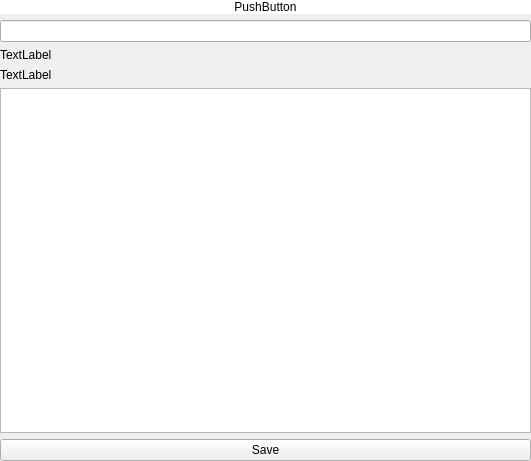
This is src/entry_info_tab.ui in wensheng/refio-desktop as Qt 5 draws it before an edit. The edited form follows.
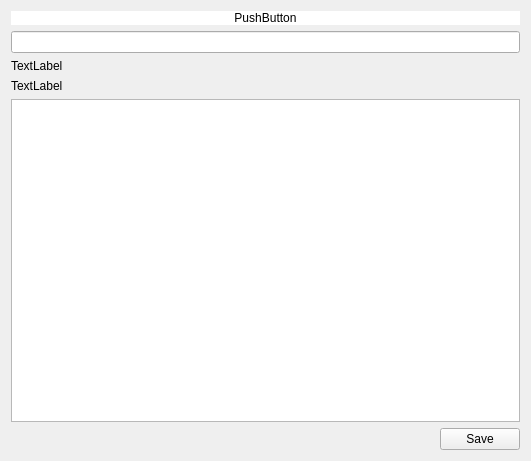
This is the edited form.

Diff of the .ui file:
```diff
--- a/src/entry_info_tab.ui
+++ b/src/entry_info_tab.ui
@@ -13,15 +13,6 @@
   <property name="windowTitle">
    <string>Form</string>
   </property>
-  <widget class="QWidget" name="verticalLayoutWidget">
-   <property name="geometry">
-    <rect>
-     <x>0</x>
-     <y>0</y>
-     <width>531</width>
-     <height>461</height>
-    </rect>
-   </property>
    <layout class="QVBoxLayout" name="verticalLayout">
     <item>
      <widget class="QPushButton" name="titlePushButton">
@@ -54,6 +45,21 @@
      <widget class="QPlainTextEdit" name="infoPlainTextEdit"/>
     </item>
     <item>
+    <layout class="QHBoxLayout" name="horizontalLayout_2">
+     <item>
+      <spacer name="horizontalSpacer">
+       <property name="orientation">
+        <enum>Qt::Horizontal</enum>
+       </property>
+       <property name="sizeHint" stdset="0">
+        <size>
+         <width>40</width>
+         <height>20</height>
+        </size>
+       </property>
+      </spacer>
+     </item>
+     <item>
      <widget class="QPushButton" name="savePushButton">
       <property name="text">
        <string>Save</string>
@@ -61,7 +67,8 @@
      </widget>
     </item>
    </layout>
-  </widget>
+   </item>
+  </layout>
  </widget>
  <resources/>
  <connections/>
```
Lines whose indentation alone changed are shown as unchanged.
